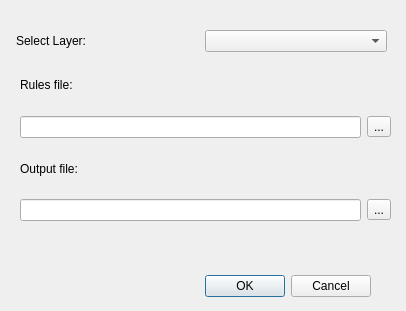
Before: the Qt Designer form gs_validate_dialog_base.ui in geosense/GSValidator, drawn with Qt 5.
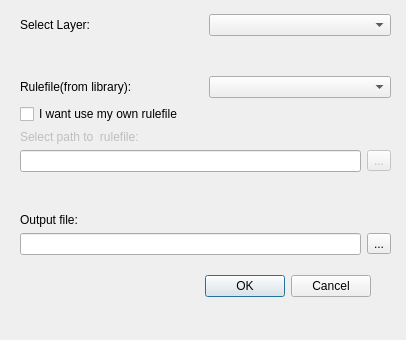
After: the same form once the commit is applied.

Commit message:
rulefile library added
created library  of geosense rulefiles, extended selecting rulefiles
from librart or self-defined

Diff of the .ui file:
```diff
--- a/gs_validate_dialog_base.ui
+++ b/gs_validate_dialog_base.ui
@@ -7,7 +7,7 @@
     <x>0</x>
     <y>0</y>
     <width>406</width>
-    <height>311</height>
+    <height>340</height>
    </rect>
   </property>
   <property name="windowTitle">
@@ -33,31 +33,92 @@
    <property name="geometry">
     <rect>
      <x>20</x>
-     <y>60</y>
+     <y>14</y>
      <width>371</width>
-     <height>161</height>
+     <height>241</height>
     </rect>
    </property>
    <layout class="QVBoxLayout" name="verticalLayout_3">
+    <item>
+     <layout class="QHBoxLayout" name="horizontalLayout_3">
+      <item>
+       <widget class="QLabel" name="label">
+        <property name="text">
+         <string>Select Layer:</string>
+        </property>
+       </widget>
+      </item>
+      <item>
+       <widget class="QComboBox" name="comboBox"/>
+      </item>
+     </layout>
+    </item>
+    <item>
+     <spacer name="verticalSpacer_2">
+      <property name="orientation">
+       <enum>Qt::Vertical</enum>
+      </property>
+      <property name="sizeHint" stdset="0">
+       <size>
+        <width>20</width>
+        <height>40</height>
+       </size>
+      </property>
+     </spacer>
+    </item>
     <item>
      <layout class="QVBoxLayout" name="verticalLayout_2">
+      <item>
+       <layout class="QHBoxLayout" name="horizontalLayout_4">
+        <item>
+         <widget class="QLabel" name="label_2">
+          <property name="text">
+           <string>Rulefile(from library):</string>
+          </property>
+         </widget>
+        </item>
+        <item>
+         <widget class="QComboBox" name="ruleFileComboBox"/>
+        </item>
+       </layout>
+      </item>
+      <item>
+       <widget class="QCheckBox" name="checkBox">
+        <property name="text">
+         <string>I want use my own rulefile</string>
+        </property>
+       </widget>
+      </item>
       <item>
        <widget class="QLabel" name="rulesFileLabel">
+        <property name="enabled">
+         <bool>false</bool>
+        </property>
         <property name="lineWidth">
          <number>3</number>
         </property>
         <property name="text">
-         <string>Rules file:</string>
+         <string>Select path to  rulefile:</string>
         </property>
        </widget>
       </item>
       <item>
        <layout class="QHBoxLayout" name="horizontalLayout">
         <item>
-         <widget class="QLineEdit" name="rulesFile"/>
+         <widget class="QLineEdit" name="rulesFile">
+          <property name="enabled">
+           <bool>true</bool>
+          </property>
+          <property name="dragEnabled">
+           <bool>false</bool>
+          </property>
+         </widget>
         </item>
         <item>
          <widget class="QToolButton" name="rulesFileButton">
+          <property name="enabled">
+           <bool>false</bool>
+          </property>
           <property name="text">
            <string>...</string>
           </property>
@@ -67,6 +128,19 @@
       </item>
      </layout>
     </item>
+    <item>
+     <spacer name="verticalSpacer">
+      <property name="orientation">
+       <enum>Qt::Vertical</enum>
+      </property>
+      <property name="sizeHint" stdset="0">
+       <size>
+        <width>20</width>
+        <height>40</height>
+       </size>
+      </property>
+     </spacer>
+    </item>
     <item>
      <layout class="QVBoxLayout" name="verticalLayout">
       <item>
@@ -97,28 +171,6 @@
     </item>
    </layout>
   </widget>
-  <widget class="QWidget" name="">
-   <property name="geometry">
-    <rect>
-     <x>16</x>
-     <y>30</y>
-     <width>371</width>
-     <height>22</height>
-    </rect>
-   </property>
-   <layout class="QHBoxLayout" name="horizontalLayout_3">
-    <item>
-     <widget class="QLabel" name="label">
-      <property name="text">
-       <string>Select Layer:</string>
-      </property>
-     </widget>
-    </item>
-    <item>
-     <widget class="QComboBox" name="comboBox"/>
-    </item>
-   </layout>
-  </widget>
   <zorder>layoutWidget</zorder>
   <zorder>button_box</zorder>
   <zorder>comboBox</zorder>
```
Left out of the diff: 87 changed lines with no effect on the pictures. The commit also changes 6 other files.
